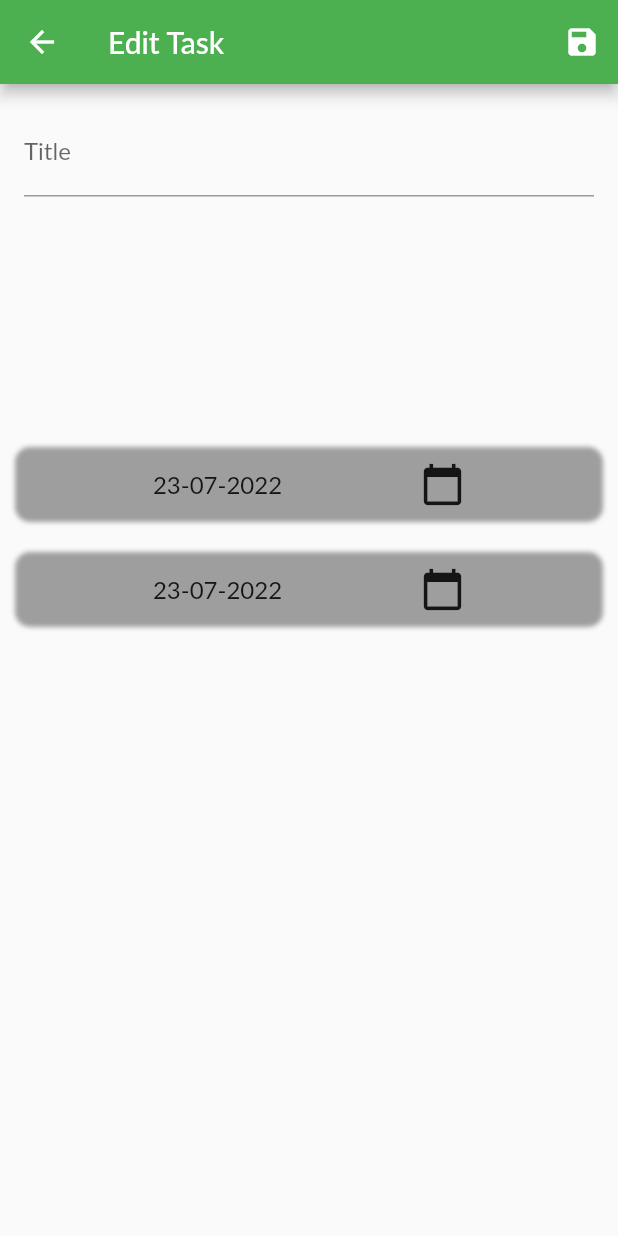
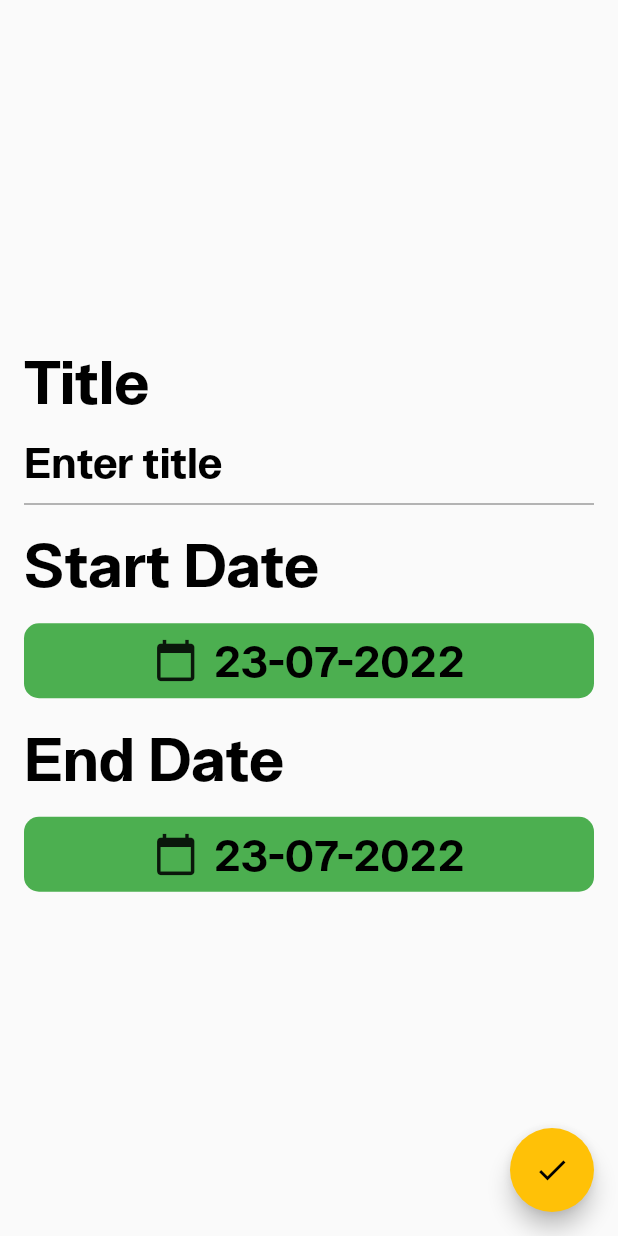
Before and after one commit to himanshuneb/to_do, a Flutter app: the EditTaskScreen screen opened by its route, on a phone screen of 412 x 824 dp. Run offline on Flutter 3.47's test engine with Material 2 defaults, Android fonts, the phone set to English and light mode, and no system bars; our stand-ins replace shared_preferences; missing offline and left inert: activity_ring; accounts and stored records are empty; Roboto replaces fonts that are missing (Lato).

Commit message:
Worked on looks and design-3

```diff
--- a/lib/screens/edit_subtask_screen.dart
+++ b/lib/screens/edit_subtask_screen.dart
@@ -111,28 +111,60 @@ class _EditSubtaskScreenState extends State<EditSubtaskScreen> {
     //parentId = temp['TaskId'].toString();
     print('parentId: $parentId');
     return Scaffold(
-      appBar: AppBar(
-        title: Text('Edit Subtask'),
-        actions: <Widget>[
-          IconButton(
-            icon: Icon(Icons.save),
-            onPressed: _saveForm,
-          ),
-        ],
-      ),
+      // appBar: AppBar(
+      //   //title: Text(parentName),
+      //   iconTheme: IconThemeData(
+      //     color: Colors.black, //change your color here
+      //   ),
+      //   //iconTheme: const IconThemeData(color: colorAccent),
+      //   backgroundColor: Colors.transparent,
+      //   elevation: 0,
+      // ),
       body: _isLoading
           ? Center(
               child: CircularProgressIndicator(),
             )
-          : Padding(
-              padding: const EdgeInsets.all(16.0),
-              child: Form(
+          : Container(
+              padding: EdgeInsets.all(20),
+              child: Column(
+                //crossAxisAlignment: CrossAxisAlignment.start,
+                mainAxisAlignment: MainAxisAlignment.spaceAround,
+                children: [
+                  Form(
                     key: _form,
+                    child: SizedBox(
+                      height: (MediaQuery.of(context).size.height * 0.4),
                       child: ListView(
                         children: <Widget>[
+                          Text(
+                            'Title',
+                            //textAlign: TextAlign.start,
+                            style: TextStyle(
+                                fontFamily: 'Halenoir',
+                                color: Colors.black,
+                                fontSize:
+                                    (MediaQuery.of(context).size.height * 0.05),
+                                fontWeight: FontWeight.w700),
+                          ),
                           TextFormField(
+                            style: TextStyle(
+                                fontFamily: 'Halenoir',
+                                color: Colors.black,
+                                fontSize:
+                                    (MediaQuery.of(context).size.height * 0.05),
+                                fontWeight: FontWeight.w700),
                             initialValue: _initValues['title'],
-                      decoration: InputDecoration(labelText: 'Title'),
+                            decoration: InputDecoration(
+                                //labelText: 'Title',
+                                //border: InputBorder.none,
+                                hintText: "Enter title",
+                                hintStyle: TextStyle(
+                                    fontFamily: 'Halenoir',
+                                    color: Colors.black,
+                                    fontSize:
+                                        (MediaQuery.of(context).size.height *
+                                            0.05),
+                                    fontWeight: FontWeight.w700)),
                             textInputAction: TextInputAction.next,
                             // onFieldSubmitted: (_) {
                             //   FocusScope.of(context).requestFocus(_priceFocusNode);
@@ -154,6 +186,15 @@ class _EditSubtaskScreenState extends State<EditSubtaskScreen> {
                       ),
                     ),
                   ),
+                ],
+              ),
+            ),
+      floatingActionButton: FloatingActionButton(
+        heroTag: 'bottomRightAddTaskButton',
+        onPressed: _saveForm,
+        //backgroundColor: colorPrimary,
+        child: const Icon(Icons.check),
+      ),
     );
   }
 }
--- a/lib/screens/edit_task_screen.dart
+++ b/lib/screens/edit_task_screen.dart
@@ -1,6 +1,7 @@
 import 'package:flutter/material.dart';
 import 'package:provider/provider.dart';
 import 'package:intl/intl.dart';
+import 'package:to_do/utilities/sizedbox.dart';
 
 import '/providers/task.dart';
 import '/providers/tasks.dart';
@@ -125,38 +126,52 @@ class _EditTaskScreenState extends State<EditTaskScreen> {
   @override
   Widget build(BuildContext context) {
     return Scaffold(
-      appBar: AppBar(
-        title: Text('Edit Task'),
-        actions: <Widget>[
-          IconButton(
-            icon: Icon(Icons.save),
-            onPressed: _saveForm,
-          ),
-        ],
-      ),
       body: _isLoading
           ? Center(
               child: CircularProgressIndicator(),
             )
-          : Column(
+          : Container(
+              padding: const EdgeInsets.all(16.0),
+              child: Column(
+                mainAxisAlignment: MainAxisAlignment.center,
+                crossAxisAlignment: CrossAxisAlignment.start,
                 children: [
-                Padding(
-                  padding: const EdgeInsets.all(16.0),
-                  child: Form(
+                  Form(
                     key: _form,
-                    child: SizedBox(
-                      height: 200,
-                      child: ListView(
+                    //height: (MediaQuery.of(context).size.height * 0.4),
+                    child: Column(
+                      crossAxisAlignment: CrossAxisAlignment.start,
                       children: <Widget>[
+                        Text(
+                          'Title',
+                          //textAlign: TextAlign.start,
+                          style: TextStyle(
+                              fontFamily: 'Halenoir',
+                              color: Colors.black,
+                              fontSize:
+                                  (MediaQuery.of(context).size.height * 0.05),
+                              fontWeight: FontWeight.w700),
+                        ),
                         TextFormField(
+                          style: TextStyle(
+                              fontFamily: 'Halenoir',
+                              color: Colors.black,
+                              fontSize:
+                                  (MediaQuery.of(context).size.height * 0.035),
+                              fontWeight: FontWeight.w700),
                           initialValue: _initValues['title'],
-                            //controller: TextEditingController(
-                            //    text: _initValues['title']),
-                            decoration: InputDecoration(labelText: 'Title'),
+                          decoration: InputDecoration(
+                              //labelText: 'Title',
+                              //border: InputBorder.none,
+                              hintText: "Enter title",
+                              hintStyle: TextStyle(
+                                  fontFamily: 'Halenoir',
+                                  color: Colors.black,
+                                  fontSize:
+                                      (MediaQuery.of(context).size.height *
+                                          0.035),
+                                  fontWeight: FontWeight.w700)),
                           textInputAction: TextInputAction.next,
-                            // onFieldSubmitted: (_) {
-                            //   FocusScope.of(context).requestFocus(_priceFocusNode);
-                            // },
                           validator: (value) {
                             if (value.isEmpty) {
                               return 'Please provide a value.';
@@ -178,38 +193,52 @@ class _EditTaskScreenState extends State<EditTaskScreen> {
                       ],
                     ),
                   ),
-                  ),
+                  verticalBox(15),
+                  Text(
+                    'Start Date',
+                    //textAlign: TextAlign.start,
+                    style: TextStyle(
+                        fontFamily: 'Halenoir',
+                        color: Colors.black,
+                        fontSize: (MediaQuery.of(context).size.height * 0.05),
+                        fontWeight: FontWeight.w700),
                   ),
                   //date?
+                  verticalBox(15),
                   GestureDetector(
                     child: Container(
+                      //color: Colors.red,
                       height: 50,
-                    margin: const EdgeInsets.all(10),
+                      //margin: const EdgeInsets.all(10),
                       decoration: BoxDecoration(
-                      //color: primaryColor,
-                      borderRadius: const BorderRadius.all(Radius.circular(10)),
-                      boxShadow: [
-                        BoxShadow(
-                          blurRadius: 2,
-                          color: Colors.grey.shade500,
-                        )
-                      ],
+                        color: Colors.green,
+                        borderRadius:
+                            const BorderRadius.all(Radius.circular(10)),
+                        // boxShadow: [
+                        //   BoxShadow(
+                        //     blurRadius: 2,
+                        //     color: Colors.grey.shade500,
+                        //   )
+                        // ],
                       ),
                       child: Row(
-                      mainAxisAlignment: MainAxisAlignment.spaceEvenly,
+                        mainAxisAlignment: MainAxisAlignment.center,
                         children: [
-                        Text(
-                          DateFormat('dd-MM-yyyy').format(date1),
-                          style: const TextStyle(
-                            //color: backgroundColor,
-                            fontSize: 16,
-                          ),
-                        ),
                           const Icon(
                             Icons.calendar_today,
                             //Icons.calendar_month_outlined,
                             //color: backgroundColor,
                             size: 30,
+                          ),
+                          horizontalBox(10),
+                          Text(
+                            DateFormat('dd-MM-yyyy').format(date1),
+                            style: TextStyle(
+                                fontFamily: 'Halenoir',
+                                color: Colors.black,
+                                fontSize: (MediaQuery.of(context).size.height *
+                                    0.035),
+                                fontWeight: FontWeight.w700),
                           ),
                         ],
                       ),
@@ -230,35 +259,52 @@ class _EditTaskScreenState extends State<EditTaskScreen> {
                       }
                     },
                   ),
+                  verticalBox(15),
+                  Text(
+                    'End Date',
+                    //textAlign: TextAlign.start,
+                    style: TextStyle(
+                        fontFamily: 'Halenoir',
+                        color: Colors.black,
+                        fontSize: (MediaQuery.of(context).size.height * 0.05),
+                        fontWeight: FontWeight.w700),
+                  ),
+                  //date?
+                  verticalBox(15),
                   GestureDetector(
                     child: Container(
+                      //color: Colors.red,
                       height: 50,
-                    margin: const EdgeInsets.all(10),
+                      //margin: const EdgeInsets.all(10),
                       decoration: BoxDecoration(
-                      //color: primaryColor,
-                      borderRadius: const BorderRadius.all(Radius.circular(10)),
-                      boxShadow: [
-                        BoxShadow(
-                          blurRadius: 2,
-                          color: Colors.grey.shade500,
-                        )
-                      ],
+                        color: Colors.green,
+                        borderRadius:
+                            const BorderRadius.all(Radius.circular(10)),
+                        // boxShadow: [
+                        //   BoxShadow(
+                        //     blurRadius: 2,
+                        //     color: Colors.grey.shade500,
+                        //   )
+                        // ],
                       ),
                       child: Row(
-                      mainAxisAlignment: MainAxisAlignment.spaceEvenly,
+                        mainAxisAlignment: MainAxisAlignment.center,
                         children: [
-                        Text(
-                          DateFormat('dd-MM-yyyy').format(date2),
-                          style: const TextStyle(
-                            //color: backgroundColor,
-                            fontSize: 16,
-                          ),
-                        ),
                           const Icon(
                             Icons.calendar_today,
                             //Icons.calendar_month_outlined,
                             //color: backgroundColor,
                             size: 30,
+                          ),
+                          horizontalBox(10),
+                          Text(
+                            DateFormat('dd-MM-yyyy').format(date2),
+                            style: TextStyle(
+                                fontFamily: 'Halenoir',
+                                color: Colors.black,
+                                fontSize: (MediaQuery.of(context).size.height *
+                                    0.035),
+                                fontWeight: FontWeight.w700),
                           ),
                         ],
                       ),
@@ -281,6 +327,13 @@ class _EditTaskScreenState extends State<EditTaskScreen> {
                   ),
                 ],
               ),
+            ),
+      floatingActionButton: FloatingActionButton(
+        heroTag: 'bottomRightAddTaskButton',
+        onPressed: _saveForm,
+        //backgroundColor: colorPrimary,
+        child: const Icon(Icons.check),
+      ),
     );
   }
 }
--- a/lib/utilities/percent_based_on_days.dart
+++ b/lib/utilities/percent_based_on_days.dart
@@ -9,6 +9,7 @@ double percentDays(DateTime s, DateTime e) {
     double totalBetweenEndAndStart = e.difference(s).inDays.toDouble();
     double daysSinceStart = t.difference(s).inDays.toDouble();
     double percent = daysSinceStart / totalBetweenEndAndStart * 100;
+    percent = num.parse(percent.toStringAsFixed(2));
     return percent < 100 ? percent : 100;
   }
 }
```
Also changed, not shown: 1 other file. Lines whose indentation alone changed are shown as unchanged.
